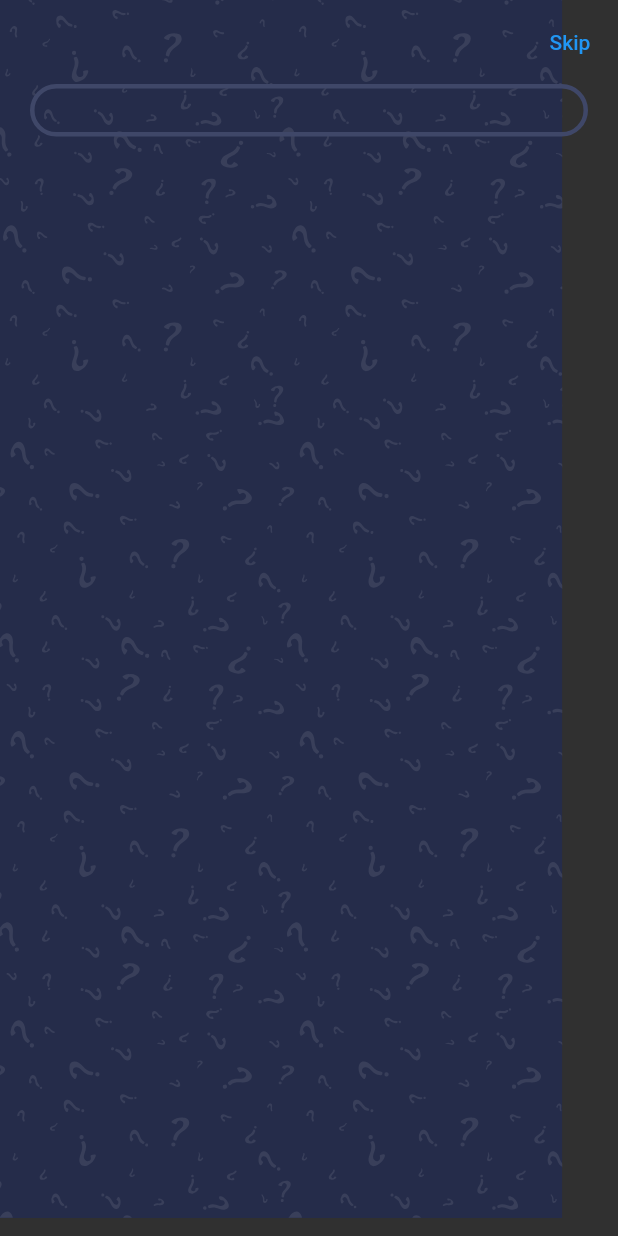
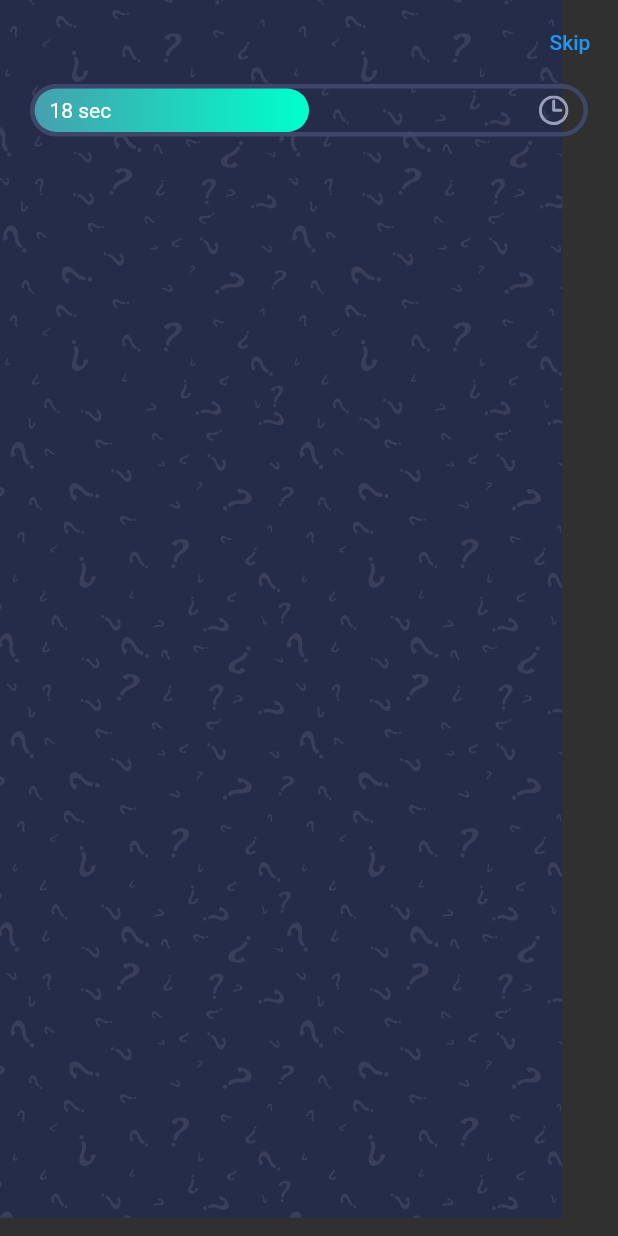
Before and after one commit to jhon2520/QuizzApp, a Flutter app: the screen it shows after launch, on a phone screen of 412 x 824 dp. Run offline on Flutter 3.47's test engine with Material 2 defaults, Android fonts, the phone set to English and light mode, and no system bars; our stand-ins replace websafe_svg.

Commit message:
Se creó el boceto del progressBar de la página de preguntas

```diff
--- a/lib/main.dart
+++ b/lib/main.dart
@@ -1,6 +1,6 @@
 import 'package:flutter/material.dart';
 import 'package:quiz_app/screens/quiz/quiz_sreen.dart';
-import 'package:quiz_app/screens/welcome/welcome_screen.dart';
+
 
 void main()=>runApp(MyApp());
 
--- a/lib/screens/quiz/components/body.dart
+++ b/lib/screens/quiz/components/body.dart
@@ -25,6 +25,34 @@ class Body extends StatelessWidget {
                     border: Border.all(color:Color(0xFF3F4768),width: 3),
                     borderRadius: BorderRadius.circular(50)
                   ),
+                  child: Stack(
+                    children: [
+                      //layoutBuilder provide us the avalible space
+                      //for the container
+                      //constrains.maxwidth needed for our animatiio
+                      LayoutBuilder(
+                        builder: (context,constrains)=>Container(
+                          width: constrains.maxWidth * 0.5, //cover 50%
+                          decoration: BoxDecoration(
+                            gradient: kPrimaryGradient,
+                            borderRadius: BorderRadius.circular(50)
+                          ),
+                        )
+                        ),
+                        Positioned.fill(
+                          child: Padding(
+                            padding: const EdgeInsets.symmetric(
+                              horizontal: kDefaultPadding /2
+                            ),
+                            child: Row(
+                              mainAxisAlignment: MainAxisAlignment.spaceBetween,
+                              children: [
+                                Text("18 sec"),
+                                WebsafeSvg.asset("assets/icons/clock.svg")
+                              ],
+                            ),
+                          ))
+                    ],),
                 )
               ],
             ),
```
Also changed, not shown: lib/screens/welcome/welcome_screen.dart (+4 -4 lines).
